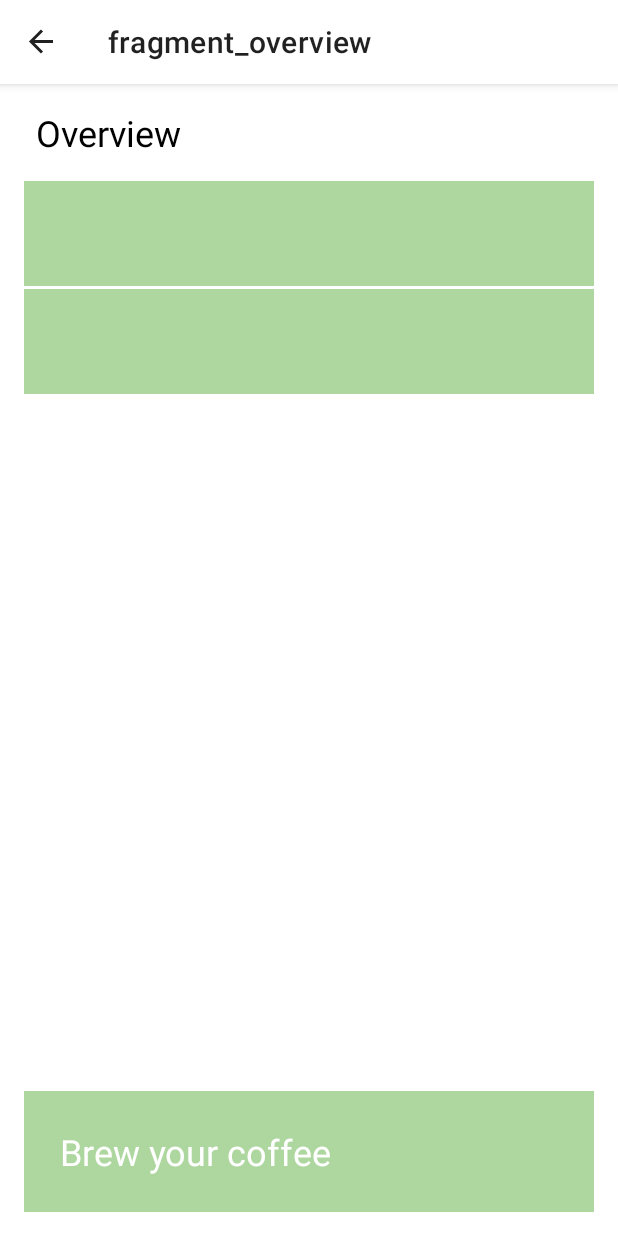
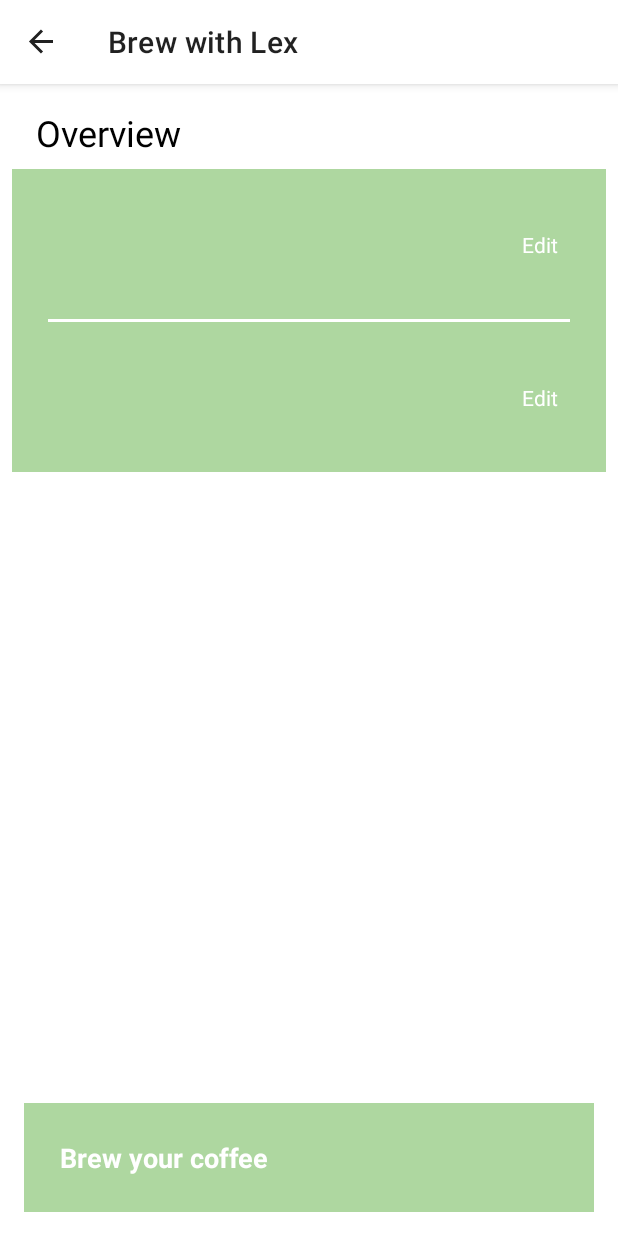
Before and after one commit to soumya225/Coffee, an Android app: the OverviewFragment screen opened through its navigation route, on a phone screen of 412 x 824 dp. Run offline under Robolectric (Android 15) with nearby library versions, the phone set to English and light mode, and no system bars; our stand-ins replace data binding, navigation-ui; 1 statement that could not run was skipped.

Commit message:
overview fragment

```diff
--- a/app/src/main/AndroidManifest.xml
+++ b/app/src/main/AndroidManifest.xml
@@ -7,7 +7,7 @@
     <application
         android:allowBackup="true"
         android:icon="@mipmap/ic_launcher"
-        android:label="@string/app_name"
+        android:label="@string/alt_app_name"
         android:roundIcon="@mipmap/ic_launcher_round"
         android:supportsRtl="true"
         android:theme="@style/Theme.CoffeeIT">
--- a/app/src/main/java/com/example/coffeeit/MainActivity.kt
+++ b/app/src/main/java/com/example/coffeeit/MainActivity.kt
@@ -2,24 +2,35 @@ package com.example.coffeeit
 
 import androidx.appcompat.app.AppCompatActivity
 import android.os.Bundle
+import androidx.activity.viewModels
+import androidx.navigation.NavController
 import androidx.navigation.fragment.NavHostFragment
 import androidx.navigation.ui.setupActionBarWithNavController
 import com.example.coffeeit.databinding.ActivityMainBinding
+import com.example.coffeeit.viewmodels.HomeViewModel
 
 
 class MainActivity : AppCompatActivity() {
     private lateinit var b: ActivityMainBinding
+    private val viewModel: HomeViewModel by viewModels()
+    private lateinit var navController: NavController
+
 
     override fun onCreate(savedInstanceState: Bundle?) {
         super.onCreate(savedInstanceState)
         b = ActivityMainBinding.inflate(layoutInflater)
         setContentView(b.root)
 
+        viewModel.fetchDeviceDetails()
+
         val navHostFragment = supportFragmentManager
             .findFragmentById(R.id.nav_host_fragment) as NavHostFragment
-        val navController = navHostFragment.navController
+        navController = navHostFragment.navController
 
         setupActionBarWithNavController(navController)
     }
 
+    override fun onSupportNavigateUp(): Boolean {
+        return navController.navigateUp() || super.onSupportNavigateUp()
+    }
 }
--- a/app/src/main/java/com/example/coffeeit/StyleFragment.kt
+++ b/app/src/main/java/com/example/coffeeit/StyleFragment.kt
@@ -35,7 +35,6 @@ class StyleFragment : Fragment() {
 
         setUpAdapter()
 
-        sharedViewModel.fetchDeviceDetails()
         sharedViewModel.coffeeAttributesLiveData?.observe(this.viewLifecycleOwner, Observer {
             if (it != null){
                 populateList(it)
--- a/app/src/main/res/layout/fragment_overview.xml
+++ b/app/src/main/res/layout/fragment_overview.xml
@@ -5,14 +5,21 @@
     tools:context=".OverviewFragment">
 
     <data>
+
         <variable
             name="viewModel"
             type="com.example.coffeeit.viewmodels.HomeViewModel" />
 
+        <variable
+            name="overviewFragment"
+            type="com.example.coffeeit.OverviewFragment" />
+
     </data>
 
+
+
     <androidx.constraintlayout.widget.ConstraintLayout
-        android:id="@+id/linearLayout"
+        android:id="@+id/outerLayout"
         android:layout_width="match_parent"
         android:layout_height="match_parent">
 
@@ -29,40 +36,102 @@
             app:layout_constraintStart_toStartOf="parent"
             app:layout_constraintTop_toTopOf="parent" />
 
+        <LinearLayout
+            android:layout_width="match_parent"
+            android:layout_height="wrap_content"
+            android:layout_marginStart="8dp"
+            android:layout_marginTop="8dp"
+            android:layout_marginEnd="8dp"
+            android:background="@color/green"
+            android:orientation="vertical"
+            app:layout_constraintEnd_toEndOf="parent"
+            app:layout_constraintStart_toStartOf="parent"
+            app:layout_constraintTop_toBottomOf="@+id/titleTV">
+
+            <androidx.constraintlayout.widget.ConstraintLayout
+                android:id="@+id/constraintLayout1"
+                android:layout_width="match_parent"
+                android:layout_height="100dp"
+                android:gravity="center_vertical"
+                android:orientation="horizontal"
+                android:padding="32dp">
+
                 <TextView
                     android:id="@+id/style"
-            android:layout_width="match_parent"
+                    android:layout_width="0dp"
                     android:layout_height="wrap_content"
                     android:layout_marginStart="16dp"
-            android:layout_marginTop="16dp"
                     android:layout_marginEnd="16dp"
-            android:background="@color/green"
-            android:padding="24dp"
                     android:text="@{viewModel.chosenStyle}"
                     android:textColor="#FFFFFF"
                     android:textSize="16sp"
+                    app:layout_constraintBottom_toBottomOf="parent"
+                    app:layout_constraintEnd_toStartOf="@id/editStyle"
+                    app:layout_constraintStart_toStartOf="parent"
+                    app:layout_constraintTop_toTopOf="parent"
+                    tools:text="Style" />
+
+                <TextView
+                    android:id="@+id/editStyle"
+                    android:layout_width="wrap_content"
+                    android:layout_height="wrap_content"
+                    android:text="@string/edit"
+                    android:onClick="@{() -> overviewFragment.editStyle()}"
+                    android:textColor="#FFFFFF"
+                    app:layout_constraintBottom_toBottomOf="parent"
                     app:layout_constraintEnd_toEndOf="parent"
-            app:layout_constraintStart_toStartOf="parent"
-            app:layout_constraintTop_toBottomOf="@+id/titleTV" />
+                    app:layout_constraintStart_toEndOf="@id/style"
+                    app:layout_constraintTop_toTopOf="parent" />
 
+            </androidx.constraintlayout.widget.ConstraintLayout>
+
+            <View
+                android:layout_width="match_parent"
+                android:layout_height="2dp"
+                android:layout_marginHorizontal="24dp"
+                android:background="@color/white" />
+
+            <androidx.constraintlayout.widget.ConstraintLayout
+                android:id="@+id/constraintLayout2"
+                android:layout_width="match_parent"
+                android:layout_height="100dp"
+                android:gravity="center_vertical"
+                android:orientation="horizontal"
+                android:padding="32dp">
 
                 <TextView
                     android:id="@+id/size"
-            android:layout_width="match_parent"
+                    android:layout_width="0dp"
                     android:layout_height="wrap_content"
                     android:layout_marginStart="16dp"
-            android:layout_marginTop="2dp"
                     android:layout_marginEnd="16dp"
-            android:background="@color/green"
-            android:padding="24dp"
                     android:text="@{viewModel.chosenSize}"
                     android:textColor="#FFFFFF"
                     android:textSize="16sp"
-            app:layout_constraintEnd_toEndOf="parent"
+                    app:layout_constraintBottom_toBottomOf="parent"
+                    app:layout_constraintEnd_toStartOf="@id/editSize"
                     app:layout_constraintStart_toStartOf="parent"
-            app:layout_constraintTop_toBottomOf="@+id/style" />
+                    app:layout_constraintTop_toTopOf="parent"
+                    tools:text="Size" />
 
                 <TextView
+                    android:id="@+id/editSize"
+                    android:layout_width="wrap_content"
+                    android:layout_height="wrap_content"
+                    android:text="@string/edit"
+                    android:onClick="@{() -> overviewFragment.editSize()}"
+                    android:textColor="#FFFFFF"
+                    app:layout_constraintBottom_toBottomOf="parent"
+                    app:layout_constraintEnd_toEndOf="parent"
+                    app:layout_constraintStart_toEndOf="@id/size"
+                    app:layout_constraintTop_toTopOf="parent" />
+
+            </androidx.constraintlayout.widget.ConstraintLayout>
+
+        </LinearLayout>
+
+        <TextView
+            android:id="@+id/brew"
             android:layout_width="match_parent"
             android:layout_height="wrap_content"
             android:layout_marginStart="16dp"
@@ -70,12 +139,15 @@
             android:layout_marginBottom="16dp"
             android:background="@color/green"
             android:padding="24dp"
+            android:text="@string/brew_your_coffee"
             android:textColor="#FFFFFF"
-            android:textSize="24sp"
-            android:text="@string/brew_your_coffee"
+            android:textSize="18sp"
+            android:textStyle="bold"
+            android:onClick="@{() -> overviewFragment.brew()}"
             app:layout_constraintBottom_toBottomOf="parent"
             app:layout_constraintEnd_toEndOf="parent"
             app:layout_constraintStart_toStartOf="parent" />
 
     </androidx.constraintlayout.widget.ConstraintLayout>
+
 </layout>
--- a/app/src/main/res/navigation/nav_graph.xml
+++ b/app/src/main/res/navigation/nav_graph.xml
@@ -8,8 +8,8 @@
     <fragment
         android:id="@+id/styleFragment"
         android:name="com.example.coffeeit.StyleFragment"
-        android:label="fragment_style"
-        tools:layout="@layout/fragment_style" >
+        android:label="@string/app_name"
+        tools:layout="@layout/fragment_style">
         <action
             android:id="@+id/action_styleFragment_to_sizeFragment"
             app:destination="@id/sizeFragment" />
@@ -17,8 +17,8 @@
     <fragment
         android:id="@+id/sizeFragment"
         android:name="com.example.coffeeit.SizeFragment"
-        android:label="fragment_size"
-        tools:layout="@layout/fragment_size" >
+        android:label="@string/app_name"
+        tools:layout="@layout/fragment_size">
         <action
             android:id="@+id/action_sizeFragment_to_overviewFragment"
             app:destination="@id/overviewFragment" />
@@ -26,6 +26,13 @@
     <fragment
         android:id="@+id/overviewFragment"
         android:name="com.example.coffeeit.OverviewFragment"
-        android:label="fragment_overview"
-        tools:layout="@layout/fragment_overview" />
+        android:label="@string/app_name"
+        tools:layout="@layout/fragment_overview" >
+        <action
+            android:id="@+id/action_overviewFragment_to_sizeFragment"
+            app:destination="@id/sizeFragment" />
+        <action
+            android:id="@+id/action_overviewFragment_to_styleFragment"
+            app:destination="@id/styleFragment" />
+    </fragment>
 </navigation>
--- a/app/src/main/res/values/strings.xml
+++ b/app/src/main/res/values/strings.xml
@@ -8,4 +8,5 @@
     <string name="select_your_size">Select your size</string>
     <string name="overview">Overview</string>
     <string name="brew_your_coffee">Brew your coffee</string>
+    <string name="edit">Edit</string>
 </resources>
```
Also changed, not shown: app/src/main/java/com/example/coffeeit/OverviewFragment.kt (+16 -0 lines), app/src/main/res/layout/activity_welcome.xml (+31 -27 lines). Lines whose indentation alone changed are shown as unchanged.
